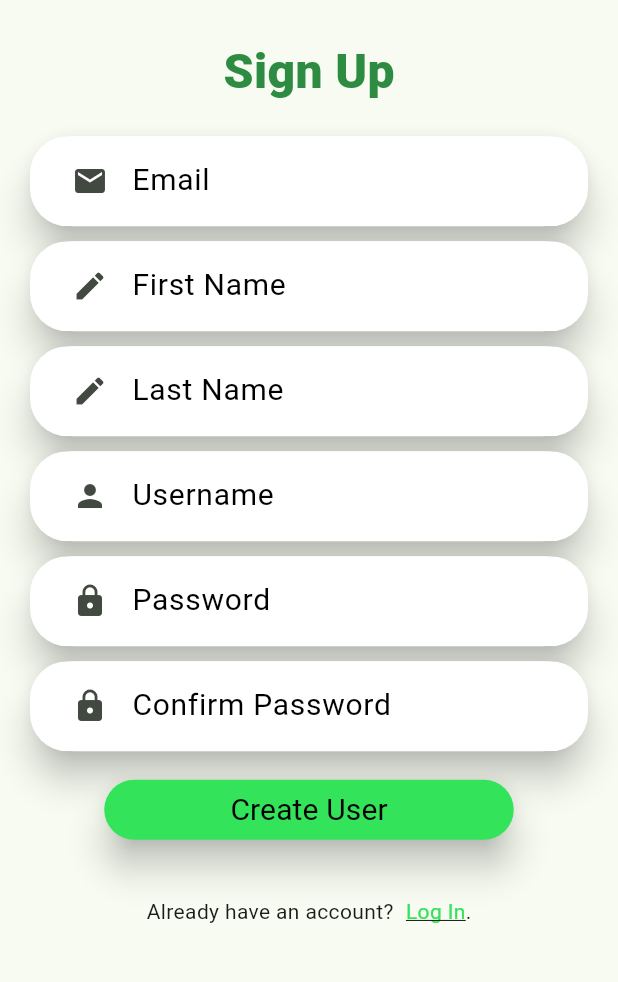
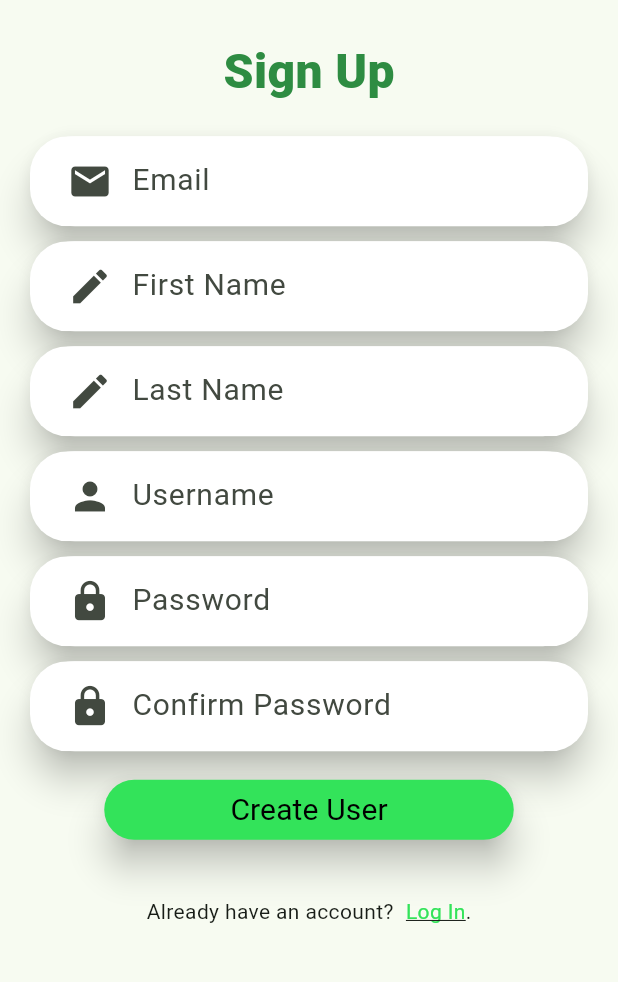
Before and after one commit to hddifent/cs342-project, a Flutter app: the SignUpPage screen opened directly, on a phone screen of 412 x 824 dp, the part 166-1148 px from its top. Run offline on Flutter 3.47's test engine with Material 3 defaults, Android fonts, the phone set to English and light mode, and no system bars.

Commit message:
Modify page_log_in, page_sign_up, text_field_icon.dart

```diff
--- a/lib/app_pages/page_sign_up.dart
+++ b/lib/app_pages/page_sign_up.dart
@@ -20,6 +20,10 @@ class _SignUpPageState extends State<SignUpPage> {
   final _passwordController = TextEditingController();
   final _confirmPasswordController = TextEditingController();
 
+  String _signUpErrorText = 'Create User';
+
+  bool _isSignUpError = false;
+
   @override
   Widget build(BuildContext context) {
     return Scaffold(
@@ -30,6 +34,13 @@ class _SignUpPageState extends State<SignUpPage> {
         ),
       ),
     );
+  }
+
+  void _checkTextFieldChange() {
+    setState(() {
+      _isSignUpError = false;
+      _signUpErrorText = 'Create User';
+    });
   }
 
   Widget _signup() {
@@ -53,51 +64,69 @@ class _SignUpPageState extends State<SignUpPage> {
 
         TextFieldWithIcon(
           controller: _emailController,
-          prefixIcon: const Icon(Icons.email),
+          prefixIcon: const Icon(Icons.email, size: 30),
+          onChanged: (text) =>
+            _checkTextFieldChange(),
           prompt: 'Email',
           sizedBoxHeight: 10,
+          isErrorLogic: _isSignUpError,
         ),
 
         TextFieldWithIcon(
           controller: _firstNameController,
-          prefixIcon: const Icon(Icons.edit),
+          prefixIcon: const Icon(Icons.edit, size: 30),
+          onChanged: (text) =>
+            _checkTextFieldChange(),
           prompt: 'First Name',
           sizedBoxHeight: 10,
+          isErrorLogic: _isSignUpError,
         ),
 
         TextFieldWithIcon(
           controller: _lastNameController,
-          prefixIcon: const Icon(Icons.edit),
+          prefixIcon: const Icon(Icons.edit, size: 30),
+          onChanged: (text) =>
+            _checkTextFieldChange(),
           prompt: 'Last Name',
           sizedBoxHeight: 10,
+          isErrorLogic: _isSignUpError,
         ),
 
         TextFieldWithIcon(
           controller: _usernameController,
-          prefixIcon: const Icon(Icons.person),
+          prefixIcon: const Icon(Icons.person, size: 30),
+          onChanged: (text) =>
+            _checkTextFieldChange(),
           prompt: 'Username',
           sizedBoxHeight: 10,
+          isErrorLogic: _isSignUpError,
         ),
 
         TextFieldWithIcon(
           controller: _passwordController,
-          prefixIcon: const Icon(Icons.lock),
+          prefixIcon: const Icon(Icons.lock, size: 30),
+          isObsecured: true,
+          onChanged: (text) =>
+            _checkTextFieldChange(),
           prompt: 'Password',
-          isObsecured: true,
           sizedBoxHeight: 10,
+          isErrorLogic: _isSignUpError,
         ),
 
         TextFieldWithIcon(
           controller: _confirmPasswordController,
-          prefixIcon: const Icon(Icons.lock),
+          prefixIcon: const Icon(Icons.lock, size: 30),
+          isObsecured: true,
+          onChanged: (text) =>
+            _checkTextFieldChange(),
           prompt: 'Confirm Password',
-          isObsecured: true,
           sizedBoxHeight: 15,
+          isErrorLogic: _isSignUpError,
         ),
 
-        greenButton('Create User',
-          //TODO: Add Logic And Create User Into Database (Firestore?)
-          () => Navigator.pop(context)
+        greenButton(_signUpErrorText,
+          _signUpValidation,
+          isDisabled: _isSignUpError
         ),
 
         const SizedBox(height: 20),
@@ -107,6 +136,38 @@ class _SignUpPageState extends State<SignUpPage> {
     );
   }
 
+  void _signUpValidation() {
+    setState(() {
+      if (_emailController.text.isEmpty ||
+        _firstNameController.text.isEmpty ||
+        _lastNameController.text.isEmpty ||
+        _usernameController.text.isEmpty ||
+        _passwordController.text.isEmpty ||
+        _confirmPasswordController.text.isEmpty) {
+        _isSignUpError = true;
+        _signUpErrorText = 'Please fill the blanks';
+      }
+    });
+
+    //TODO: Create User Into Database (Firestore?)
+    if (!_isSignUpError) { _popPage(); }
+  }
+
+  void _popPage() {
+    setState(() {
+      _emailController.clear();
+      _firstNameController.clear();
+      _lastNameController.clear();
+      _usernameController.clear();
+      _passwordController.clear();
+      _confirmPasswordController.clear();
+
+      primaryFocus?.unfocus();
+    });
+
+    Navigator.pop(context);
+  }
+
   Widget _alreadyHaveAnAccount() {
     return Row(
       mainAxisAlignment: MainAxisAlignment.center,
@@ -114,7 +175,7 @@ class _SignUpPageState extends State<SignUpPage> {
         const Text('Already have an account?'),
 
         textButton('Log In', Alignment.centerRight, 40,
-          () => Navigator.pop(context)
+          _popPage
         ),
 
         const Text('.')
--- a/lib/widgets/text_field_icon.dart
+++ b/lib/widgets/text_field_icon.dart
@@ -1,4 +1,5 @@
 import 'package:flutter/material.dart';
+import '../constants.dart';
 
 class TextFieldWithIcon extends StatelessWidget {
   final TextEditingController controller;
@@ -6,8 +7,8 @@ class TextFieldWithIcon extends StatelessWidget {
   final bool? isObsecured;
   final Function(String)? onChanged;
   final String prompt;
-  final Color? promptColor;
   final double? sizedBoxHeight;
+  final bool? isErrorLogic;
 
   const TextFieldWithIcon({super.key,
     required this.controller,
@@ -15,8 +16,8 @@ class TextFieldWithIcon extends StatelessWidget {
     this.isObsecured = false,
     this.onChanged,
     required this.prompt,
-    this.promptColor = Colors.black,
     this.sizedBoxHeight = 0,
+    this.isErrorLogic = false
   });
 
   @override
@@ -47,11 +48,12 @@ class TextFieldWithIcon extends StatelessWidget {
                   obscureText: isObsecured!,
                   decoration: InputDecoration(
                     prefixIcon: prefixIcon,
+                    prefixIconColor: isErrorLogic! ? AppPalette.red : null,
                     hintText: prompt,
                     hintStyle: TextStyle(
                       fontSize: 20,
                       fontWeight: FontWeight.w400,
-                      color: promptColor,
+                      color: isErrorLogic! ? AppPalette.red : null,
                     ),
                     fillColor: Colors.white,
                     border: InputBorder.none
```
Also changed, not shown: lib/app_pages/page_log_in.dart (+16 -38 lines).
